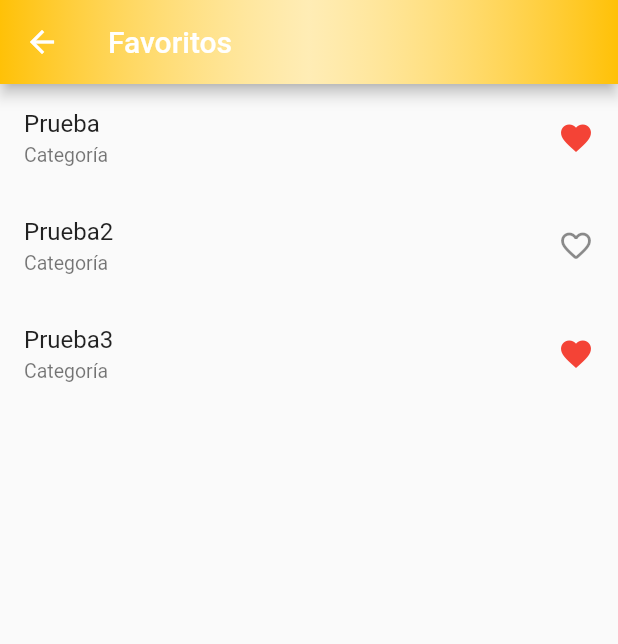
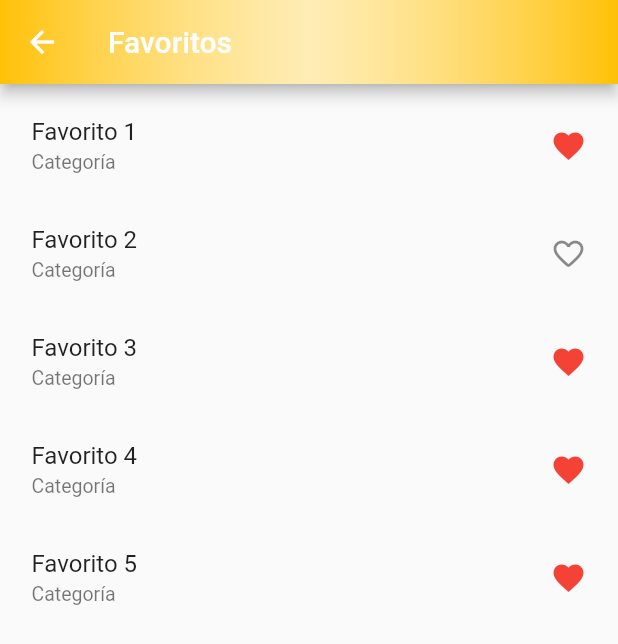
Before and after one commit to daumienebi/yo_nunca, a Flutter app: the FavouritesPage screen opened by its route, after a tap on the "favorite" icon, on a phone screen of 412 x 824 dp. Shown: the top 644 px of the screen. Run offline on Flutter 3.47's test engine with Material 2 defaults, Android fonts, the phone set to English and light mode, and no system bars; our stand-ins replace card_swiper, new_gradient_app_bar.

Commit message:
minor UI changes

```diff
--- a/lib/src/pages/favourites_page.dart
+++ b/lib/src/pages/favourites_page.dart
@@ -1,9 +1,9 @@
 import 'package:flutter/cupertino.dart';
 import 'package:flutter/material.dart';
+import 'package:flutter/rendering.dart';
 // ignore_for_file: prefer_const_constructors
 import 'package:new_gradient_app_bar/new_gradient_app_bar.dart';
 import 'package:yo_nunca/src/models/question.dart';
-import 'package:yo_nunca/src/utils/constants.dart';
 import 'package:yo_nunca/src/utils/test_data.dart';
 
 class FavouritesPage extends StatefulWidget {
@@ -14,46 +14,34 @@ class FavouritesPage extends StatefulWidget {
 }
 
 class _FavouritesPageState extends State<FavouritesPage> {
+
+  Icon _unFav = Icon(Icons.favorite_outline_rounded);
+  Icon _fav = Icon(Icons.favorite,color: Colors.red);
+
+
   @override
   Widget build(BuildContext context) {
     TestData data = TestData();
     List<Question> _favouriteList = data.getFavouritesList;
-    var x = Question(description: "Prueba", isFavourite: true);
-    var y = Question(description: "Prueba2", isFavourite: false);
-    var z = Question(description: "Prueba3", isFavourite: true);
     return Scaffold(
         appBar: NewGradientAppBar(
           title: Text('Favoritos'),
           gradient: const LinearGradient(
               colors: [Colors.amber, Colors.white70, Colors.amber]),
         ),
-        body:
-        /*Container(
-          child: ListView.separated(
-            itemBuilder: (BuildContext ctx, index) =>
-                _favListTile(_favouriteList.elementAt(index)),
-            scrollDirection: Axis.horizontal,
+        body: Container(
+          margin: EdgeInsets.all(5),
+          child: ListView.builder(
+            itemBuilder: (_, int index) => _favListTile(_favouriteList[index]),
             itemCount: _favouriteList.length,
-            separatorBuilder: (_, int pos) => SizedBox(
-              height: 10,
-            ),
+            scrollDirection: Axis.vertical,
           ),
-        )*/
-
-        Container(
-        child: ListView(
-          children: [
-            _favListTile(x),
-            _favListTile(y),
-            _favListTile(z),
-          ],
-        ),
-      ),
-        );
+        ));
   }
 
+
   ListTile _favListTile(Question question) {
-    var icon = Icons.favorite;
+    bool _isFavourite = question.isFavourite;
     return ListTile(
       title: Text(question.description),
       subtitle: Text(
@@ -64,12 +52,12 @@ class _FavouritesPageState extends State<FavouritesPage> {
       ),
       trailing: InkWell(
           onTap: () {
-            question.isFavourite = false;
-            setState(() {});
+            setState(() {
+              _isFavourite = false;
+            });
           },
-          child: question.isFavourite == true
-              ? Icon(Icons.favorite, color: Colors.red)
-              : Icon(Icons.favorite_outline_rounded)),
+          child: _isFavourite ? _fav : _unFav
+      )
     );
   }
 }
--- a/lib/src/utils/test_data.dart
+++ b/lib/src/utils/test_data.dart
@@ -113,25 +113,25 @@ class TestData {
     {
       'id': 2,
       'categoryId': 1,
-      'description': 'Favorito 1',
-      'isFavourite': true,
+      'description': 'Favorito 2',
+      'isFavourite': false,
     },
     {
       'id': 3,
       'categoryId': 2,
-      'description': 'Favorito 1',
+      'description': 'Favorito 3',
       'isFavourite': true,
     },
     {
       'id': 4,
       'categoryId': 3,
-      'description': 'Favorito 1',
+      'description': 'Favorito 4',
       'isFavourite': true,
     },
     {
       'id': 5,
       'categoryId': 3,
-      'description': 'Favorito 1',
+      'description': 'Favorito 5',
       'isFavourite': true,
     }
   ];
```
Also changed, not shown: lib/src/pages/new_category_page.dart (+11 -19 lines), lib/src/widgets/card_swiper.dart (+4 -3 lines).
